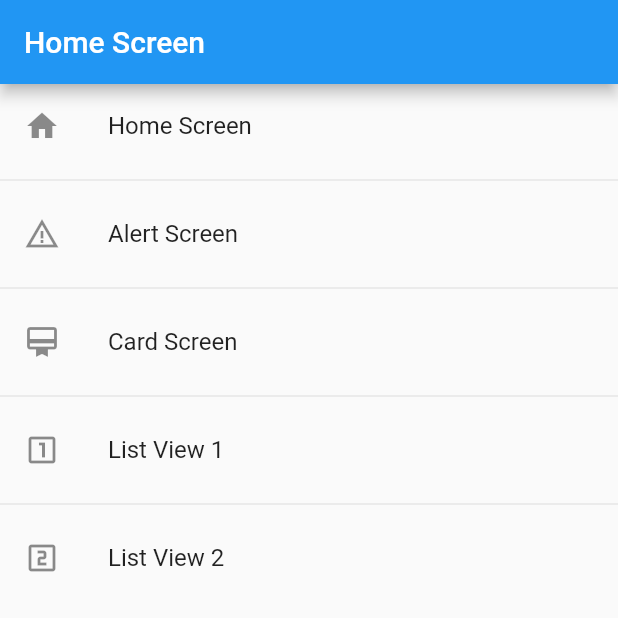
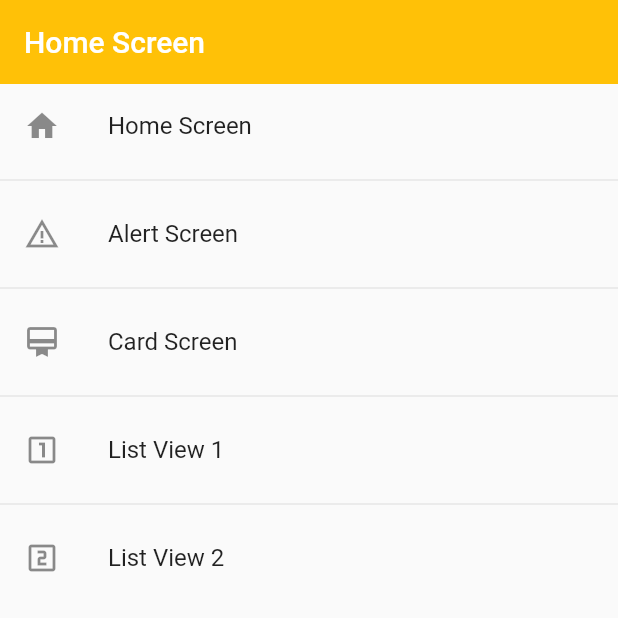
Before and after one commit to WaAlvis/fl_components, a Flutter app: the screen it shows after launch, on a phone screen of 412 x 824 dp, the top half of it. Run offline on Flutter 3.47's test engine with Material 2 defaults, Android fonts, the phone set to English and light mode, and no system bars.

Commit message:
agregando thema personalizado

```diff
--- a/lib/main.dart
+++ b/lib/main.dart
@@ -1,4 +1,5 @@
 import 'package:fl_components/router/app_route.dart';
+import 'package:fl_components/theme/app_theme.dart';
 import 'package:flutter/material.dart';
 
 void main() => runApp(const MyApp());
@@ -9,8 +10,10 @@ class MyApp extends StatelessWidget {
   @override
   Widget build(BuildContext context) {
     return MaterialApp(
-        title: 'Material App',
-        initialRoute: AppRoute.initialRoute,
-        routes: AppRoute.getAppRoutes());
+      title: 'Material App',
+      initialRoute: AppRoute.initialRoute,
+      routes: AppRoute.getAppRoutes(),
+      theme: AppTheme.themeAppLight,
+    );
   }
 }
--- /dev/null
+++ b/lib/theme/app_theme.dart
@@ -0,0 +1,15 @@
+import 'package:flutter/material.dart';
+
+class AppTheme {
+  static const primaryColor = Colors.amber;
+
+  static final ThemeData themeAppLight = ThemeData.light().copyWith(
+    primaryColor: primaryColor,
+    appBarTheme: const AppBarTheme(elevation: 0, backgroundColor: primaryColor),
+  );
+
+  static final ThemeData themeAppDark = ThemeData.dark().copyWith(
+    primaryColor: primaryColor,
+    appBarTheme: const AppBarTheme(elevation: 0, backgroundColor: primaryColor),
+  );
+}
```
Also changed, not shown: lib/screens/listview2_screen.dart (line endings or trailing spaces).
